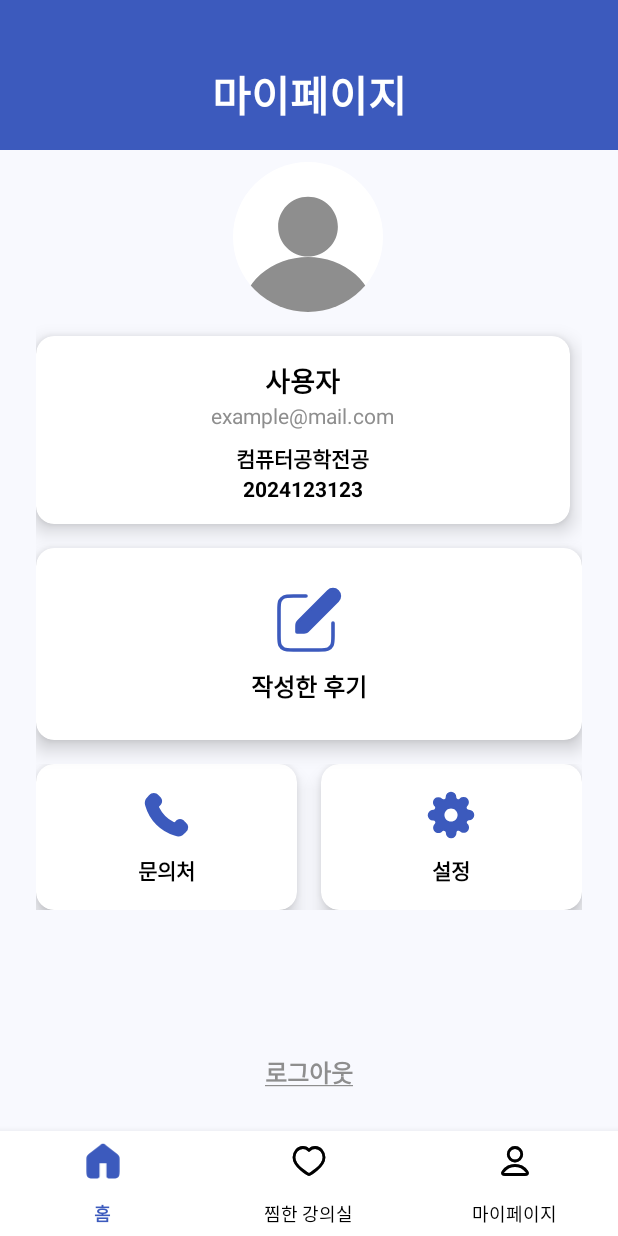
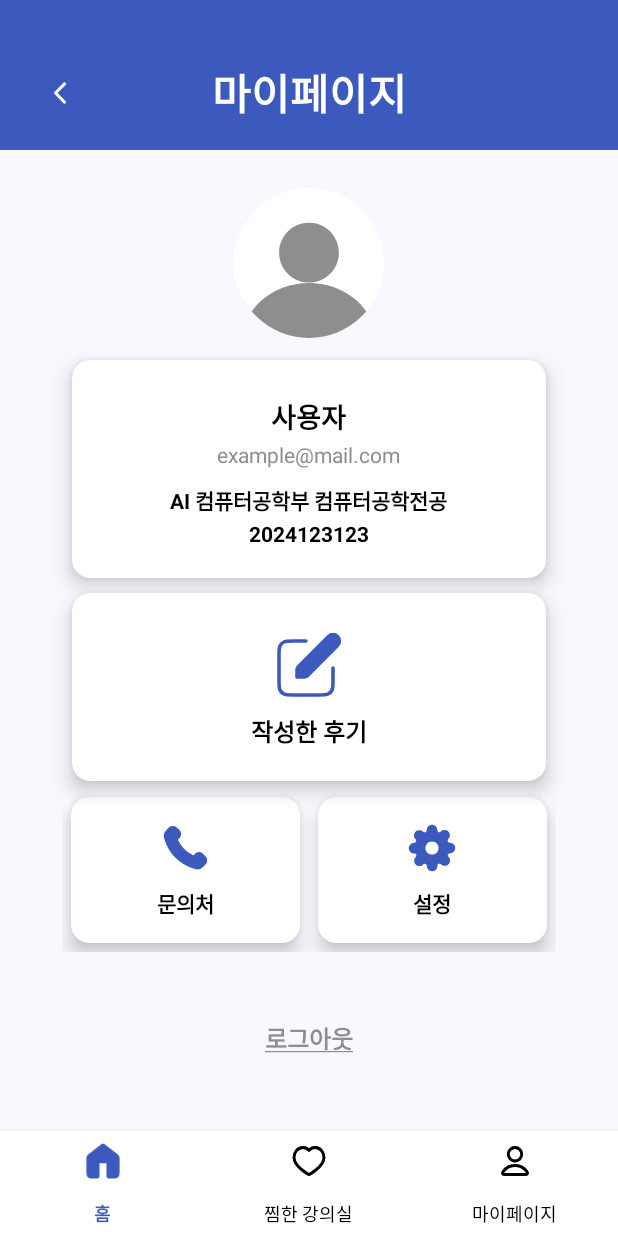
Before and after one commit to Dhuns/2025_Pick_Dream, an Android app: the fragment MypageFragment placed in its activity, on a phone screen of 412 x 824 dp. Run offline under Robolectric (Android 15) with nearby library versions, the phone set to English and light mode, and no system bars.

Commit message:
mypage 재구현

```diff
--- a/app/src/main/AndroidManifest.xml
+++ b/app/src/main/AndroidManifest.xml
@@ -22,6 +22,10 @@
 
         <activity android:name=".MainActivity" />
 
+        <activity android:name=".ui.mypage.review.ReviewActivity" />
+        <activity android:name=".ui.mypage.inquiry.InquiryActivity" />
+        <activity android:name=".ui.mypage.setting.SettingActivity" />
+
     </application>
 
 </manifest>
--- a/app/src/main/java/com/example/pick_dream/ui/mypage/MypageFragment.kt
+++ b/app/src/main/java/com/example/pick_dream/ui/mypage/MypageFragment.kt
@@ -6,8 +6,10 @@ import android.os.Bundle
 import android.view.LayoutInflater
 import android.view.View
 import android.view.ViewGroup
+import android.widget.ImageButton
 import androidx.fragment.app.Fragment
 import com.example.pick_dream.databinding.FragmentMypageBinding
+
 
 
 class MypageFragment : Fragment() {
@@ -23,15 +25,40 @@ class MypageFragment : Fragment() {
         _binding = FragmentMypageBinding.inflate(inflater, container, false)
         val view = binding.root
 
-        setupToolbar()
+        // 뒤로가기 버튼 동작 설정
+        binding.backButton.setOnClickListener {
+            requireActivity().onBackPressedDispatcher.onBackPressed()
+        }
+
+        //로그아웃 밑줄
+        binding.logoutTextView.paintFlags = binding.logoutTextView.paintFlags or Paint.UNDERLINE_TEXT_FLAG
+
+        //로그아웃 이동
+        binding.logoutTextView.setOnClickListener {
+            val intent = Intent(requireContext(), com.example.pick_dream.ui.login.LoginActivity::class.java)
+            intent.flags = Intent.FLAG_ACTIVITY_NEW_TASK or Intent.FLAG_ACTIVITY_CLEAR_TASK
+            startActivity(intent)
+            requireActivity().finish()
+        }
+
+        // 작성한 후기 버튼 클릭 시 ReviewActivity로 이동
+        binding.reviewButtonCard.setOnClickListener {
+            val intent = Intent(requireContext(), com.example.pick_dream.ui.mypage.review.ReviewActivity::class.java)
+            startActivity(intent)
+        }
+
+        binding.inquiryButtonCard.setOnClickListener {
+            val intent = Intent(requireContext(), com.example.pick_dream.ui.mypage.inquiry.InquiryActivity::class.java)
+            startActivity(intent)
+        }
+
+        binding.settingButtonCard.setOnClickListener {
+            val intent = Intent(requireContext(), com.example.pick_dream.ui.mypage.setting.SettingActivity::class.java)
+            startActivity(intent)
+        }
+
 
         return view
-    }
-
-    private fun setupToolbar() {
-        // 밑줄 표시
-        binding.logoutTextView.paintFlags =
-            binding.logoutTextView.paintFlags or Paint.UNDERLINE_TEXT_FLAG
     }
 
     override fun onDestroyView() {
--- a/app/src/main/java/com/example/pick_dream/ui/mypage/inquiry/InquiryActivity.kt
+++ b/app/src/main/java/com/example/pick_dream/ui/mypage/inquiry/InquiryActivity.kt
@@ -11,5 +11,6 @@ class InquiryActivity : AppCompatActivity() {
     override fun onCreate(savedInstanceState: Bundle?) {
         super.onCreate(savedInstanceState)
         enableEdgeToEdge()
+        setContentView(R.layout.activity_inquiry)
     }
 }
--- a/app/src/main/java/com/example/pick_dream/ui/mypage/review/ReviewActivity.kt
+++ b/app/src/main/java/com/example/pick_dream/ui/mypage/review/ReviewActivity.kt
@@ -11,5 +11,6 @@ class ReviewActivity : AppCompatActivity() {
     override fun onCreate(savedInstanceState: Bundle?) {
         super.onCreate(savedInstanceState)
         enableEdgeToEdge()
+        setContentView(R.layout.activity_review)
     }
 }
--- a/app/src/main/java/com/example/pick_dream/ui/mypage/setting/SettingActivity.kt
+++ b/app/src/main/java/com/example/pick_dream/ui/mypage/setting/SettingActivity.kt
@@ -11,6 +11,6 @@ class SettingActivity : AppCompatActivity() {
     override fun onCreate(savedInstanceState: Bundle?) {
         super.onCreate(savedInstanceState)
         enableEdgeToEdge()
-
+        setContentView(R.layout.activity_setting)
     }
 }
--- /dev/null
+++ b/app/src/main/res/drawable/ic_arrow_back.xml
@@ -0,0 +1,13 @@
+<vector xmlns:android="http://schemas.android.com/apk/res/android"
+    android:width="24dp"
+    android:height="25dp"
+    android:viewportWidth="24"
+    android:viewportHeight="25">
+  <path
+      android:pathData="M15,18.5L9,12.5L15,6.5"
+      android:strokeLineJoin="round"
+      android:strokeWidth="2"
+      android:fillColor="#00000000"
+      android:strokeColor="#ffffff"
+      android:strokeLineCap="round"/>
+</vector>
--- /dev/null
+++ b/app/src/main/res/layout/activity_inquiry.xml
@@ -0,0 +1,16 @@
+<?xml version="1.0" encoding="utf-8"?>
+<androidx.constraintlayout.widget.ConstraintLayout xmlns:android="http://schemas.android.com/apk/res/android"
+    xmlns:app="http://schemas.android.com/apk/res-auto"
+    android:layout_width="match_parent"
+    android:layout_height="match_parent">
+
+    <TextView
+        android:layout_width="wrap_content"
+        android:layout_height="wrap_content"
+        android:text="문의처 화면"
+        android:textSize="24sp"
+        app:layout_constraintTop_toTopOf="parent"
+        app:layout_constraintStart_toStartOf="parent"
+        app:layout_constraintEnd_toEndOf="parent"
+        android:layout_marginTop="32dp"/>
+</androidx.constraintlayout.widget.ConstraintLayout>
--- /dev/null
+++ b/app/src/main/res/layout/activity_review.xml
@@ -0,0 +1,17 @@
+<?xml version="1.0" encoding="utf-8"?>
+<androidx.constraintlayout.widget.ConstraintLayout xmlns:android="http://schemas.android.com/apk/res/android"
+    xmlns:app="http://schemas.android.com/apk/res-auto"
+    android:layout_width="match_parent"
+    android:layout_height="match_parent">
+
+    <TextView
+        android:id="@+id/tvReviewTitle"
+        android:layout_width="wrap_content"
+        android:layout_height="wrap_content"
+        android:text="작성한 후기"
+        android:textSize="24sp"
+        app:layout_constraintTop_toTopOf="parent"
+        app:layout_constraintStart_toStartOf="parent"
+        app:layout_constraintEnd_toEndOf="parent"
+        android:layout_marginTop="32dp"/>
+</androidx.constraintlayout.widget.ConstraintLayout>
--- /dev/null
+++ b/app/src/main/res/layout/activity_setting.xml
@@ -0,0 +1,16 @@
+<?xml version="1.0" encoding="utf-8"?>
+<androidx.constraintlayout.widget.ConstraintLayout xmlns:android="http://schemas.android.com/apk/res/android"
+    xmlns:app="http://schemas.android.com/apk/res-auto"
+    android:layout_width="match_parent"
+    android:layout_height="match_parent">
+
+    <TextView
+        android:layout_width="wrap_content"
+        android:layout_height="wrap_content"
+        android:text="설정 화면"
+        android:textSize="24sp"
+        app:layout_constraintTop_toTopOf="parent"
+        app:layout_constraintStart_toStartOf="parent"
+        app:layout_constraintEnd_toEndOf="parent"
+        android:layout_marginTop="32dp"/>
+</androidx.constraintlayout.widget.ConstraintLayout>
--- a/app/src/main/res/layout/fragment_mypage.xml
+++ b/app/src/main/res/layout/fragment_mypage.xml
@@ -2,133 +2,127 @@
 <androidx.coordinatorlayout.widget.CoordinatorLayout
     xmlns:android="http://schemas.android.com/apk/res/android"
     xmlns:app="http://schemas.android.com/apk/res-auto"
-    xmlns:tools="http://schemas.android.com/tools"
     android:layout_width="match_parent"
     android:layout_height="match_parent"
     android:background="#F8F9FE">
 
-    <!-- 상단 타이틀 영역 -->
+    <!-- 상단 타이틀  -->
     <RelativeLayout
         android:layout_width="match_parent"
         android:layout_height="100dp"
-        android:paddingHorizontal="16dp"
         android:background="#3C5ABD"
-        android:paddingTop="8dp">
+        android:paddingTop="8dp"
+        android:paddingHorizontal="16dp">
 
         <TextView
             android:layout_width="match_parent"
             android:layout_height="match_parent"
+            android:layout_marginTop="16dp"
             android:gravity="center"
-            android:layout_marginTop="18dp"
             android:text="마이페이지"
             android:textSize="28sp"
             android:textColor="@android:color/white"
             android:textStyle="bold" />
+
+        <!-- 뒤로가기 -->
+        <ImageButton
+            android:id="@+id/backButton"
+            android:layout_width="48dp"
+            android:layout_height="48dp"
+            android:layout_marginTop="30dp"
+            android:padding="12dp"
+            android:src="@drawable/ic_arrow_back"
+            android:background="@android:color/transparent"
+            android:contentDescription="뒤로가기" />
+
+
     </RelativeLayout>
 
-    <!-- 콘텐츠: 스크롤 가능 -->
-    <ScrollView
-        android:id="@+id/scrollView2"
-        android:layout_width="match_parent"
-        android:layout_height="800dp"
-        android:layout_marginBottom="72dp"
-        android:fillViewport="true">
-
-        <androidx.constraintlayout.widget.ConstraintLayout
-            android:layout_width="match_parent"
-            android:layout_height="wrap_content"
-            android:padding="24dp">
-
-            <!-- 프로필 사진 -->
-
-            <!-- 사용자 정보 카드 -->
-
+    <!-- 프로필 이미지 -->
     <ImageView
         android:id="@+id/profileImageView"
         android:layout_width="100dp"
         android:layout_height="100dp"
-                android:layout_marginTop="84dp"
-                android:scaleType="centerCrop"
+        android:layout_gravity="center_horizontal"
+        android:layout_marginTop="125dp"
         android:src="@drawable/ic_people"
-                app:layout_constraintEnd_toEndOf="parent"
-                app:layout_constraintHorizontal_bias="0.498"
-                app:layout_constraintStart_toStartOf="parent"
-                app:layout_constraintTop_toTopOf="parent" />
+        android:scaleType="centerCrop" />
 
-            <!-- 후기 버튼 -->
+    <!-- 사용자 정보 카드 -->
     <androidx.cardview.widget.CardView
         android:id="@+id/userInfoCard"
-                android:layout_width="356dp"
-                android:layout_height="125dp"
-                android:layout_marginTop="16dp"
-                android:backgroundTint="@android:color/white"
+        android:layout_width="match_parent"
+        android:layout_height="wrap_content"
+        android:layout_marginTop="240dp"
+        android:layout_marginStart="48dp"
+        android:layout_marginEnd="48dp"
         app:cardCornerRadius="12dp"
         app:cardElevation="8dp"
-                app:layout_constraintEnd_toEndOf="parent"
-                app:layout_constraintHorizontal_bias="0.0"
-                app:layout_constraintStart_toStartOf="parent"
-                app:layout_constraintTop_toBottomOf="@id/profileImageView">
+        android:backgroundTint="@android:color/white">
 
         <LinearLayout
             android:layout_width="match_parent"
-                    android:layout_height="match_parent"
-                    android:gravity="center_horizontal"
+            android:layout_height="145dp"
             android:orientation="vertical"
-                    android:padding="16dp">
+            android:padding="24dp"
+            android:gravity="center_horizontal">
 
             <TextView
                 android:id="@+id/userName"
                 android:layout_width="wrap_content"
                 android:layout_height="wrap_content"
-                        android:text="사용자"
+                android:text="@string/user_name"
+                android:textSize="18sp"
                 android:textColor="#000000"
-                        android:textSize="18sp"
                 android:textStyle="bold" />
 
             <TextView
                 android:id="@+id/userEmail"
                 android:layout_width="wrap_content"
                 android:layout_height="wrap_content"
-                        android:text="example@mail.com"
+                android:text="@string/user_email"
+                android:textSize="14sp"
                 android:textColor="#8E8E8E"
-                        android:textSize="14sp" />
+                android:layout_marginTop="2dp" />
 
             <TextView
                 android:id="@+id/userMajor"
                 android:layout_width="wrap_content"
                 android:layout_height="wrap_content"
-                        android:layout_marginTop="8dp"
-                        android:text="컴퓨터공학전공"
+                android:text="@string/user_major"
+                android:textSize="14sp"
                 android:textColor="#000000"
-                        android:textSize="14sp"
-                        android:textStyle="bold" />
+                android:textStyle="bold"
+                android:layout_marginTop="10dp" />
 
             <TextView
                 android:id="@+id/userId"
                 android:layout_width="wrap_content"
                 android:layout_height="wrap_content"
-                        android:text="2024123123"
+                android:text="@string/user_id"
+                android:textSize="14sp"
                 android:textColor="#000000"
-                        android:textSize="14sp"
-                        android:textStyle="bold" />
+                android:textStyle="bold"
+                android:layout_marginTop="2dp" />
         </LinearLayout>
+
     </androidx.cardview.widget.CardView>
 
+    <!-- 후기 카드 -->
     <androidx.cardview.widget.CardView
         android:id="@+id/reviewButtonCard"
-                android:layout_width="0dp"
+        android:layout_width="match_parent"
         android:layout_height="wrap_content"
-                android:layout_marginTop="16dp"
-                android:backgroundTint="@android:color/white"
+        android:layout_marginTop="395dp"
+        android:layout_marginStart="48dp"
+        android:layout_marginEnd="48dp"
         app:cardCornerRadius="12dp"
         app:cardElevation="8dp"
-                app:layout_constraintEnd_toEndOf="parent"
-                app:layout_constraintStart_toStartOf="parent"
-                app:layout_constraintTop_toBottomOf="@id/userInfoCard">
+        android:backgroundTint="@android:color/white">
 
         <LinearLayout
             android:layout_width="match_parent"
-                    android:layout_height="match_parent"
+            android:layout_height="125dp"
             android:gravity="center"
             android:orientation="vertical"
             android:padding="24dp">
@@ -150,34 +144,33 @@
         </LinearLayout>
     </androidx.cardview.widget.CardView>
 
-            <!-- 문의 / 설정 버튼 -->
+    <!-- 문의 및 설정 -->
     <LinearLayout
         android:id="@+id/contactAndSettingButtons"
+        android:layout_width="match_parent"
+        android:layout_height="wrap_content"
+        android:orientation="horizontal"
+        android:gravity="center"
+        android:layout_marginTop="525dp"
+        android:layout_marginStart="41dp"
+        android:layout_marginEnd="41dp"
+        android:weightSum="2">
+
+        <androidx.cardview.widget.CardView
+            android:id="@+id/inquiryButtonCard"
             android:layout_width="0dp"
             android:layout_height="wrap_content"
-                android:layout_marginTop="16dp"
-                android:gravity="center"
-                android:orientation="horizontal"
-                android:weightSum="2"
-                app:layout_constraintEnd_toEndOf="parent"
-                app:layout_constraintStart_toStartOf="parent"
-                app:layout_constraintTop_toBottomOf="@id/reviewButtonCard">
-
-                <!-- 문의처 -->
-                <androidx.cardview.widget.CardView
-                    android:layout_width="0dp"
-                    android:layout_height="wrap_content"
-                    android:layout_marginEnd="8dp"
             android:layout_weight="1"
-                    android:backgroundTint="@android:color/white"
+            android:layout_margin="6dp"
             app:cardCornerRadius="12dp"
-                    app:cardElevation="8dp">
+            app:cardElevation="8dp"
+            android:backgroundTint="@android:color/white">
 
             <LinearLayout
                 android:layout_width="match_parent"
                 android:layout_height="wrap_content"
+                android:orientation="vertical"
                 android:gravity="center"
-                        android:orientation="vertical"
                 android:padding="16dp">
 
                 <ImageView
@@ -188,29 +181,29 @@
                 <TextView
                     android:layout_width="wrap_content"
                     android:layout_height="wrap_content"
-                            android:layout_marginTop="8dp"
-                            android:text="문의처"
+                    android:text="@string/contact"
+                    android:textSize="14sp"
                     android:textColor="#000000"
-                            android:textSize="14sp"
-                            android:textStyle="bold" />
+                    android:textStyle="bold"
+                    android:layout_marginTop="8dp" />
             </LinearLayout>
         </androidx.cardview.widget.CardView>
 
-                <!-- 설정 -->
         <androidx.cardview.widget.CardView
+            android:id="@+id/settingButtonCard"
             android:layout_width="0dp"
             android:layout_height="wrap_content"
-                    android:layout_marginStart="8dp"
             android:layout_weight="1"
-                    android:backgroundTint="@android:color/white"
+            android:layout_margin="6dp"
             app:cardCornerRadius="12dp"
-                    app:cardElevation="8dp">
+            app:cardElevation="8dp"
+            android:backgroundTint="@android:color/white">
 
             <LinearLayout
                 android:layout_width="match_parent"
                 android:layout_height="wrap_content"
+                android:orientation="vertical"
                 android:gravity="center"
-                        android:orientation="vertical"
                 android:padding="16dp">
 
                 <ImageView
@@ -221,11 +214,11 @@
                 <TextView
                     android:layout_width="wrap_content"
                     android:layout_height="wrap_content"
-                            android:layout_marginTop="8dp"
-                            android:text="설정"
+                    android:text="@string/setting"
                     android:textColor="#000000"
                     android:textSize="14sp"
-                            android:textStyle="bold" />
+                    android:textStyle="bold"
+                    android:layout_marginTop="8dp" />
             </LinearLayout>
         </androidx.cardview.widget.CardView>
     </LinearLayout>
@@ -235,18 +228,11 @@
         android:id="@+id/logoutTextView"
         android:layout_width="wrap_content"
         android:layout_height="wrap_content"
-                android:layout_marginTop="96dp"
-                android:text="로그아웃"
+        android:text="@string/logout"
         android:textColor="#8E8E8E"
         android:textSize="16sp"
         android:textStyle="bold"
-                app:layout_constraintBottom_toBottomOf="parent"
-                app:layout_constraintEnd_toEndOf="parent"
-                app:layout_constraintStart_toStartOf="parent"
-                app:layout_constraintTop_toBottomOf="@id/contactAndSettingButtons"
-                app:layout_constraintVertical_bias="0.0" />
-
-        </androidx.constraintlayout.widget.ConstraintLayout>
-    </ScrollView>
+        android:layout_marginTop="630dp"
+        android:layout_gravity="center" />
 
 </androidx.coordinatorlayout.widget.CoordinatorLayout>
```
Lines whose indentation alone changed are shown as unchanged.
